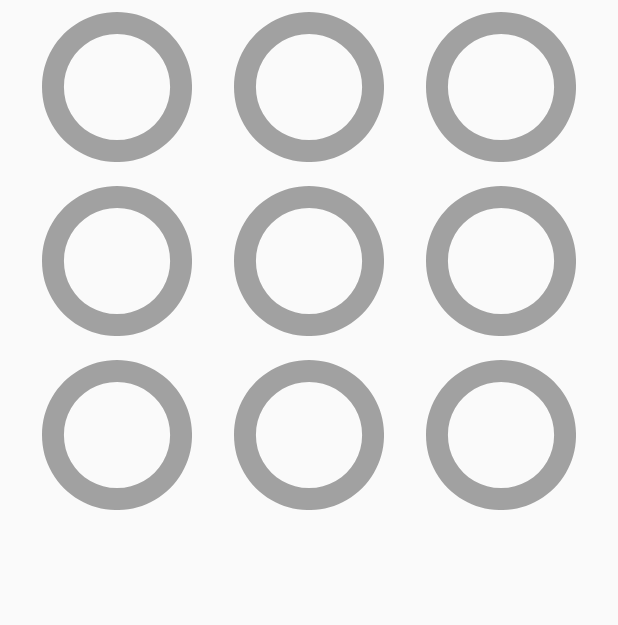
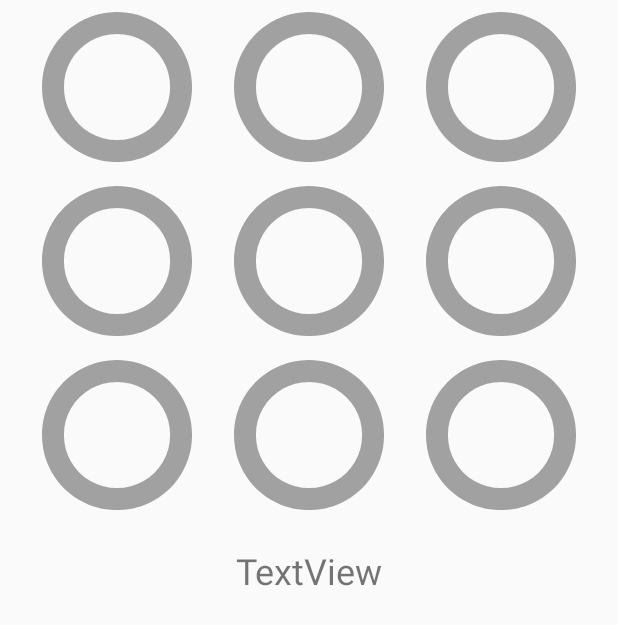
Before and after one commit to camposmiguel/kielce, an Android app: the layout activity_game.xml on its own in the app's theme, with its tools: preview values and no code run, on a phone screen of 412 x 824 dp. Shown: the top 625 px of the screen. Run offline under Robolectric (Android 15) with nearby library versions, the phone set to English and light mode, and no system bars.

Commit message:
TicTacToe v3

```diff
--- a/01_Layouts/04_TicTacToe/app/src/main/java/com/miguelcr/a04_tictactoe/NewGameActivity.java
+++ b/01_Layouts/04_TicTacToe/app/src/main/java/com/miguelcr/a04_tictactoe/NewGameActivity.java
@@ -38,6 +38,8 @@ public class NewGameActivity extends AppCompatActivity {
                     .show();
         } else {
             Intent i = new Intent(NewGameActivity.this, GameActivity.class);
+            i.putExtra("p1Name",player1);
+            i.putExtra("p2Name",player2);
             startActivity(i);
         }
     }
--- a/01_Layouts/04_TicTacToe/app/src/main/res/layout/activity_game.xml
+++ b/01_Layouts/04_TicTacToe/app/src/main/res/layout/activity_game.xml
@@ -54,11 +54,12 @@
         android:id="@+id/imageView5"
         android:layout_width="100dp"
         android:layout_height="100dp"
+        android:layout_marginTop="16dp"
+        android:onClick="cellClicked"
         app:layout_constraintLeft_toRightOf="@+id/imageView4"
+        app:layout_constraintRight_toLeftOf="@+id/imageView6"
         app:layout_constraintTop_toBottomOf="@+id/imageView2"
-        app:srcCompat="@drawable/ic_empty"
-        app:layout_constraintRight_toLeftOf="@+id/imageView6"
-        android:layout_marginTop="16dp" />
+        app:srcCompat="@drawable/ic_empty" />
 
     <ImageView
         android:id="@+id/imageView6"
@@ -103,4 +104,18 @@
         app:layout_constraintTop_toBottomOf="@+id/imageView6"
         app:layout_constraintLeft_toRightOf="@+id/imageView8"
         app:layout_constraintRight_toRightOf="parent" />
+
+    <TextView
+        android:id="@+id/textViewPlayer"
+        android:layout_width="wrap_content"
+        android:layout_height="wrap_content"
+        android:text="TextView"
+        android:textSize="24sp"
+        android:layout_marginLeft="8dp"
+        app:layout_constraintLeft_toLeftOf="parent"
+        android:layout_marginRight="8dp"
+        app:layout_constraintRight_toRightOf="parent"
+        android:layout_marginTop="24dp"
+        app:layout_constraintTop_toBottomOf="@+id/imageView8"
+        app:layout_constraintHorizontal_bias="0.501" />
 </android.support.constraint.ConstraintLayout>
```
Also changed, not shown: 01_Layouts/04_TicTacToe/app/src/main/java/com/miguelcr/a04_tictactoe/GameActivity.java (+16 -0 lines).
